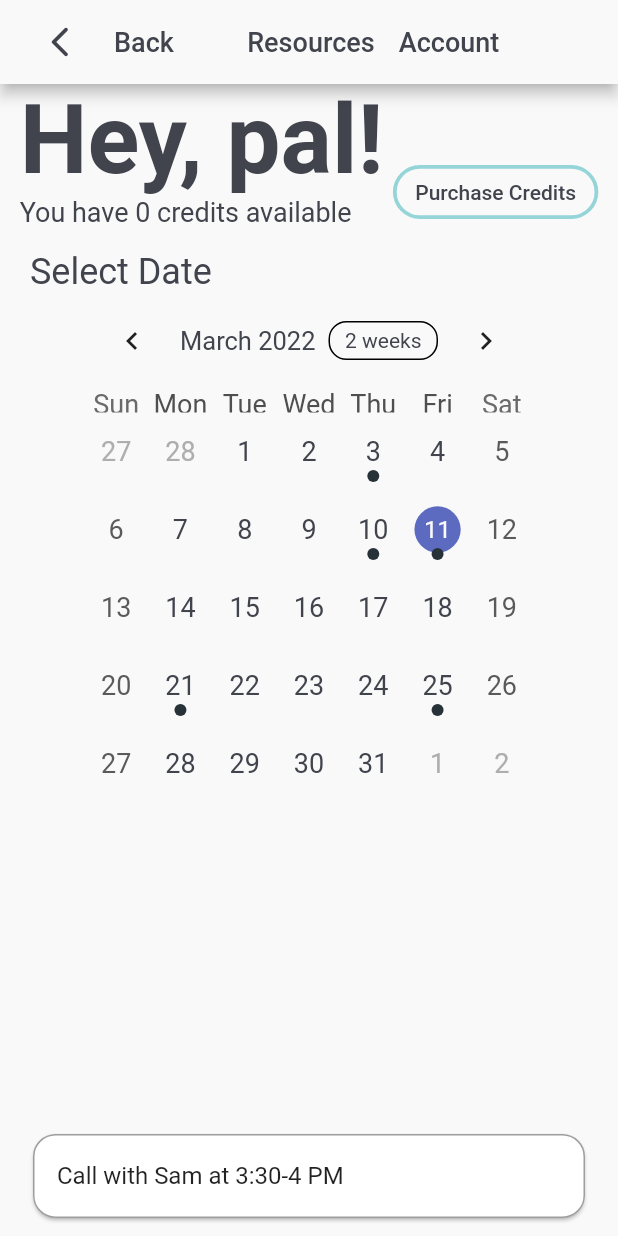
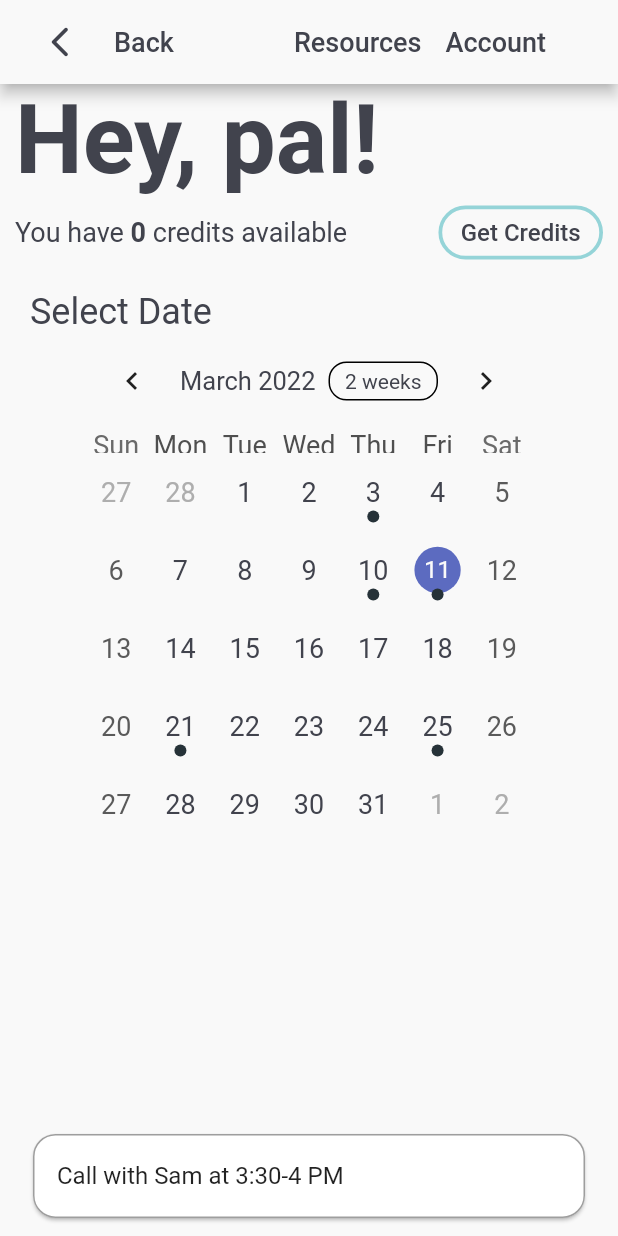
Before and after one commit to voelkc/listening-pal, a Flutter app: the UpdatedApptPage screen opened directly, on a phone screen of 412 x 824 dp. Run offline on Flutter 3.47's test engine with Material 2 defaults, Android fonts, the phone set to English and light mode, and no system bars; drawn by our look-alikes of table_calendar; our stand-ins replace google_fonts, introduction_screen; missing offline and left inert: onboarding; Roboto replaces fonts that are missing (Dongle).

Commit message:
presentation edits

```diff
--- a/testing_raiham/lib/main.dart
+++ b/testing_raiham/lib/main.dart
@@ -35,6 +35,6 @@ class MyApp extends StatelessWidget {
                 color: Color(0xff41434D)), // clickable text!
           ),
         ),
-        home: OnboardingPage(),
+        home: HomePage(),
       );
 }
--- a/testing_raiham/lib/pages/updatedappts.dart
+++ b/testing_raiham/lib/pages/updatedappts.dart
@@ -77,7 +77,8 @@ class _TableBasicsState extends State<UpdatedApptPage> {
                       .copyWith(decoration: TextDecoration.none),
                 ),
               ),
-              SizedBox(width: MediaQuery.of(context).size.width * 0.07),
+              //SizedBox(width: MediaQuery.of(context).size.width * 0.07),
+              const SizedBox(width: 60),
               TextButton(
                 onPressed: () => home.goToResources(context),
                 child: Text(
@@ -105,45 +106,73 @@ class _TableBasicsState extends State<UpdatedApptPage> {
         child: Column(
           mainAxisAlignment: MainAxisAlignment.start,
           children: [
+            Column(
+                mainAxisAlignment: MainAxisAlignment.start,
+                crossAxisAlignment: CrossAxisAlignment.start,
+                children: [
                   Row(
-                mainAxisAlignment: MainAxisAlignment.spaceAround,
-                crossAxisAlignment: CrossAxisAlignment.end,
-                children: [
-                  Column(
                       mainAxisAlignment: MainAxisAlignment.start,
                       crossAxisAlignment: CrossAxisAlignment.start,
                       children: [
                         Text(
                           'Hey, pal!',
+                          //style: TextStyle(fontSize: 48, fontWeight: FontWeight.bold),
                           style: GoogleFonts.dongle(
-                              textStyle: Theme.of(context).textTheme.headline1),
-                        ),
-                        Text(
-                          'You have 0 credits available',
-                          style: GoogleFonts.roboto(
-                              textStyle: Theme.of(context).textTheme.bodyText2),
+                              textStyle:
+                              Theme.of(context).textTheme.headline1),
                         ),
                       ]),
+                  Row(
+                      mainAxisAlignment: MainAxisAlignment.spaceBetween,
+                      crossAxisAlignment: CrossAxisAlignment.center,
+                      children: [
+                        RichText(
+                          text: TextSpan(children: [
+                            TextSpan(
+                              text: 'You have ',
+                              style: GoogleFonts.roboto(
+                                  textStyle:
+                                  Theme.of(context).textTheme.bodyText2),
+                            ),
+                            TextSpan(
+                              text: '0',
+                              style: GoogleFonts.roboto(
+                                  textStyle:
+                                  Theme.of(context).textTheme.bodyText2).copyWith(fontWeight: FontWeight.bold),
+                            ),
+                            TextSpan(
+                              text: ' credits available',
+                              style: GoogleFonts.roboto(
+                                  textStyle:
+                                  Theme.of(context).textTheme.bodyText2),
+                            )
+                          ]),
+                        ),
                         ElevatedButton(
                           style: ButtonStyle(
-                        elevation: MaterialStateProperty.all<double>(0),
+                              elevation:
+                              MaterialStateProperty.all<double>(0),
                               backgroundColor:
-                            MaterialStateProperty.all<Color>(Color(0xffF9F9F9)),
-                        shape:
-                            MaterialStateProperty.all<RoundedRectangleBorder>(
+                              MaterialStateProperty.all<Color>(
+                                  const Color(0xffF9F9F9)),
+                              shape: MaterialStateProperty.all<
+                                  RoundedRectangleBorder>(
                                   RoundedRectangleBorder(
-                                    borderRadius: BorderRadius.circular(18.0),
-                                    side: BorderSide(
+                                      borderRadius:
+                                      BorderRadius.circular(18.0),
+                                      side: const BorderSide(
                                           width: 2.5,
                                           color: Color(0xff95D4D8))))),
-                    onPressed: () => launchURL('https://listeningpal.com/'),
+                          onPressed: () =>
+                              launchURL('https://listeningpal.com/'),
                           child: Text(
-                      'Purchase Credits',
+                            'Get Credits',
                             style: GoogleFonts.roboto(
-                          textStyle: TextStyle(
-                              fontSize: 14.0, color: Color(0xff41434D))),
+                                textStyle:
+                                Theme.of(context).textTheme.button),
                           ),
                         ),
+                      ]),
                 ]),
             Row(
                 mainAxisAlignment: MainAxisAlignment.start,
@@ -690,4 +719,5 @@ void goToAppt(context) => Navigator.of(context).pushReplacement(
           pageBuilder: (context, animation, secondaryAnimation) => ApptPage(),
           transitionDuration: Duration.zero,
           reverseTransitionDuration: Duration.zero),
+        // MaterialPageRoute(builder: (_) => ApptPage()),
     );
```
Also changed, not shown: testing_raiham/lib/pages/appointments.dart (+51 -21 lines), testing_raiham/lib/pages/home.dart (+5 -5 lines). Lines whose indentation alone changed are shown as unchanged.
